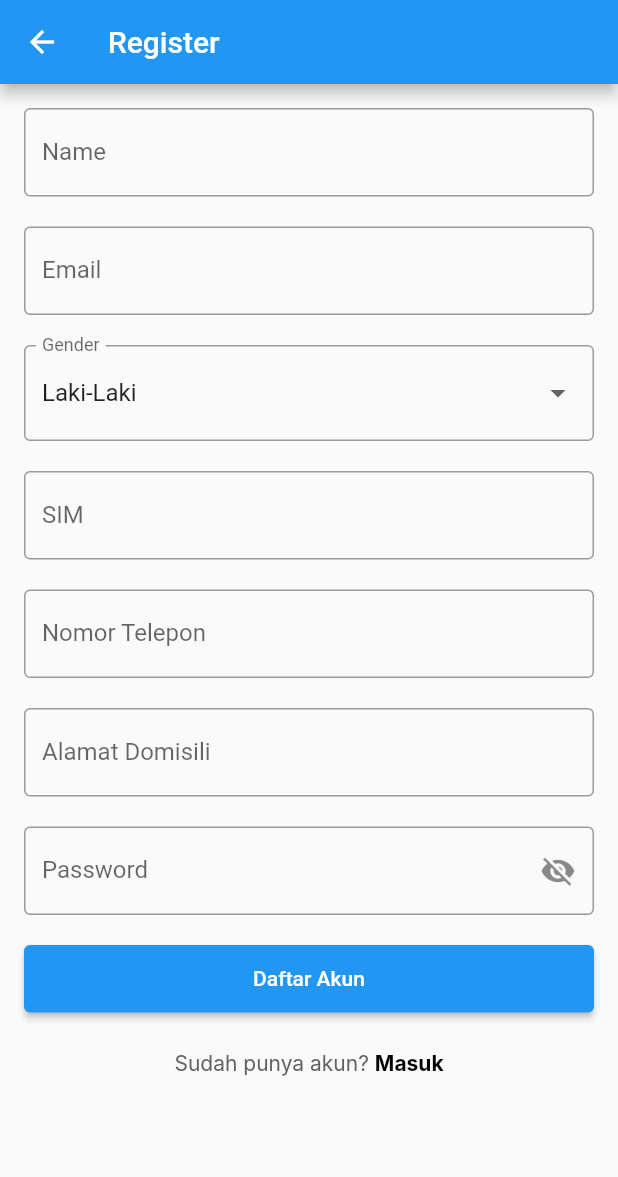
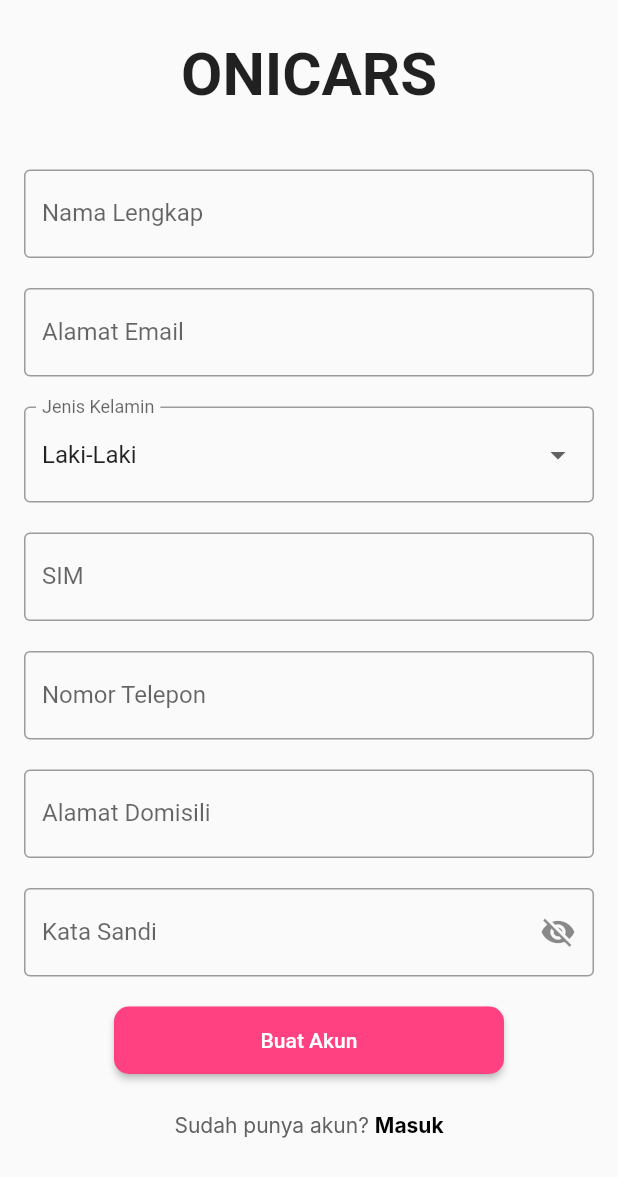
Before and after one commit to galihtra/seller_rent_car, a Flutter app: the SignUpScreen screen opened directly, on a phone screen of 412 x 824 dp. Shown: the top 1177 px of the screen. Run offline on Flutter 3.47's test engine with Material 2 defaults, Android fonts, the phone set to English and light mode, and no system bars; our stand-ins replace cloud_firestore, firebase_auth, firebase_core, firebase_storage, image_picker, money_formatter and 1 more; accounts and stored records are empty; Roboto replaces fonts that are missing (Inter).

Commit message:
update ui login & register

```diff
--- a/lib/pages/auth/login_screen.dart
+++ b/lib/pages/auth/login_screen.dart
@@ -41,7 +41,6 @@ class _LoginScreenState extends State<LoginScreen> {
   @override
   Widget build(BuildContext context) {
     return Scaffold(
-      appBar: AppBar(title: const Text("Login")),
       body: SingleChildScrollView(
         child: Padding(
           padding: const EdgeInsets.all(16),
@@ -66,11 +65,11 @@ class _LoginScreenState extends State<LoginScreen> {
                   keyboardType: TextInputType.emailAddress,
                   decoration: const InputDecoration(
                     border: OutlineInputBorder(),
-                    labelText: "Email",
+                    labelText: "Alamat Email",
                   ),
                   validator: (value) {
                     if (value == null || value.isEmpty) {
-                      return "Please Enter Your Email";
+                      return "Masukkan Alamat Email Anda";
                     }
                     return null;
                   },
@@ -89,7 +88,7 @@ class _LoginScreenState extends State<LoginScreen> {
                       !_isPasswordVisible, // Mengontrol tampilan kata sandi
                   decoration: InputDecoration(
                     border: const OutlineInputBorder(),
-                    labelText: "Password",
+                    labelText: "Kata Sandi",
                     suffixIcon: IconButton(
                       icon: Icon(
                         _isPasswordVisible
@@ -105,7 +104,7 @@ class _LoginScreenState extends State<LoginScreen> {
                   ),
                   validator: (value) {
                     if (value == null || value.isEmpty) {
-                      return "Please Enter Your Password";
+                      return "Masukkan Kata Sandi Anda";
                     }
                     return null;
                   },
@@ -116,11 +115,10 @@ class _LoginScreenState extends State<LoginScreen> {
                   },
                 ),
                 const SizedBox(
-                  height: 20,
+                  height: 100,
                 ),
                 Container(
-                  // Wrapper untuk tombol dengan lebar sesuai dengan ukuran layar
-                  width: double.infinity,
+                  width: 260,
                   height: 45,
                   child: ElevatedButton(
                     onPressed: () {
@@ -128,7 +126,19 @@ class _LoginScreenState extends State<LoginScreen> {
                         _handleLogin();
                       }
                     },
-                    child: const Text("Login"),
+                    style: ElevatedButton.styleFrom(
+                      primary: Colors.pinkAccent,
+                      shape: RoundedRectangleBorder(
+                        borderRadius: BorderRadius.circular(10.0),
+                      ),
+                    ),
+                    child: const Text(
+                      "Masuk",
+                      style: TextStyle(
+                        fontSize: 18,
+                        fontWeight: FontWeight.bold,
+                      ), // Menjadikan teks tebal
+                    ),
                   ),
                 ),
                 const SizedBox(
--- a/lib/pages/auth/signup_screen.dart
+++ b/lib/pages/auth/signup_screen.dart
@@ -21,7 +21,8 @@ class _SignUpScreenState extends State<SignUpScreen> {
   TextEditingController _nameController = TextEditingController();
   TextEditingController _simController = TextEditingController();
   TextEditingController _noTelpController = TextEditingController();
-  TextEditingController _alamatController = TextEditingController(); // Controller untuk alamat
+  TextEditingController _alamatController =
+      TextEditingController(); // Controller untuk alamat
 
   String _email = "";
   String _password = "";
@@ -68,7 +69,6 @@ class _SignUpScreenState extends State<SignUpScreen> {
   @override
   Widget build(BuildContext context) {
     return Scaffold(
-      appBar: AppBar(title: const Text("Register")),
       body: SingleChildScrollView(
         child: Padding(
           padding: const EdgeInsets.all(16),
@@ -77,15 +77,24 @@ class _SignUpScreenState extends State<SignUpScreen> {
             child: Column(
               mainAxisAlignment: MainAxisAlignment.center,
               children: [
+                const SizedBox(height: 10),
+                const Text(
+                  "ONICARS", // Tambahkan teks ONICARS di sini
+                  style: TextStyle(
+                    fontSize: 40,
+                    fontWeight: FontWeight.bold,
+                  ),
+                ),
+                const SizedBox(height: 40),
                 TextFormField(
                   controller: _nameController, // Controller untuk nama
                   decoration: const InputDecoration(
                     border: OutlineInputBorder(),
-                    labelText: "Name", // Field Nama
+                    labelText: "Nama Lengkap", // Field Nama
                   ),
                   validator: (value) {
                     if (value == null || value.isEmpty) {
-                      return "Please Enter Your Name";
+                      return "Masukkan Nama Lengkap Anda";
                     }
                     return null;
                   },
@@ -103,11 +112,11 @@ class _SignUpScreenState extends State<SignUpScreen> {
                   keyboardType: TextInputType.emailAddress,
                   decoration: const InputDecoration(
                     border: OutlineInputBorder(),
-                    labelText: "Email",
+                    labelText: "Alamat Email",
                   ),
                   validator: (value) {
                     if (value == null || value.isEmpty) {
-                      return "Please Enter Your Email";
+                      return "Masukkan Email Anda";
                     }
                     return null;
                   },
@@ -135,7 +144,7 @@ class _SignUpScreenState extends State<SignUpScreen> {
                   },
                   decoration: const InputDecoration(
                     border: OutlineInputBorder(),
-                    labelText: "Gender", // Field Jenis Kelamin
+                    labelText: "Jenis Kelamin", // Field Jenis Kelamin
                   ),
                 ),
                 const SizedBox(
@@ -149,7 +158,7 @@ class _SignUpScreenState extends State<SignUpScreen> {
                   ),
                   validator: (value) {
                     if (value == null || value.isEmpty) {
-                      return "Please Enter Your SIM";
+                      return "Masukkan Nomor SIM Anda";
                     }
                     return null;
                   },
@@ -163,14 +172,15 @@ class _SignUpScreenState extends State<SignUpScreen> {
                   height: 20,
                 ),
                 TextFormField(
-                  controller: _noTelpController, // Controller untuk nomor telepon
+                  controller:
+                      _noTelpController, // Controller untuk nomor telepon
                   decoration: const InputDecoration(
                     border: OutlineInputBorder(),
                     labelText: "Nomor Telepon", // Field Nomor Telepon
                   ),
                   validator: (value) {
                     if (value == null || value.isEmpty) {
-                      return "Please Enter Your Phone Number";
+                      return "Masukkan Nomor Telepon Anda";
                     }
                     return null;
                   },
@@ -204,7 +214,7 @@ class _SignUpScreenState extends State<SignUpScreen> {
                       !_isPasswordVisible, // Mengubah tampilan berdasarkan _isPasswordVisible
                   decoration: InputDecoration(
                     border: const OutlineInputBorder(),
-                    labelText: "Password",
+                    labelText: "Kata Sandi",
                     suffixIcon: IconButton(
                       icon: Icon(
                         _isPasswordVisible
@@ -220,7 +230,7 @@ class _SignUpScreenState extends State<SignUpScreen> {
                   ),
                   validator: (value) {
                     if (value == null || value.isEmpty) {
-                      return "Please Enter Your Password";
+                      return "Masukkan Kata sandi Anda";
                     }
                     return null;
                   },
@@ -234,8 +244,7 @@ class _SignUpScreenState extends State<SignUpScreen> {
                   height: 20,
                 ),
                 Container(
-                  // Wrapper untuk tombol dengan lebar sesuai dengan ukuran layar
-                  width: double.infinity,
+                  width: 260,
                   height: 45,
                   child: ElevatedButton(
                     onPressed: () {
@@ -243,7 +252,13 @@ class _SignUpScreenState extends State<SignUpScreen> {
                         _handleSignUp();
                       }
                     },
-                    child: const Text("Daftar Akun"),
+                    style: ElevatedButton.styleFrom(
+                      primary: Colors.pinkAccent,
+                      shape: RoundedRectangleBorder(
+                        borderRadius: BorderRadius.circular(10.0),
+                      ),
+                    ),
+                    child: const Text("Buat Akun"),
                   ),
                 ),
                 const SizedBox(
--- a/lib/pages/driver/drivers_screen.dart
+++ b/lib/pages/driver/drivers_screen.dart
@@ -95,11 +95,9 @@ class DriverList extends StatelessWidget {
 
   void deleteDriver(String docId) async {
     try {
-      // Hapus dokumen driver dari Firestore
       await FirebaseFirestore.instance.collection('drivers').doc(docId).delete();
     } catch (e) {
       print('Error deleting driver: $e');
-      // Tambahkan penanganan kesalahan jika diperlukan
     }
   }
 }
```
